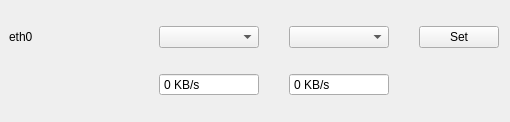
First picture: the form in stacer/Pages/Dashboard/network_interface.ui, repository twardakm/Stacer, before the edit.
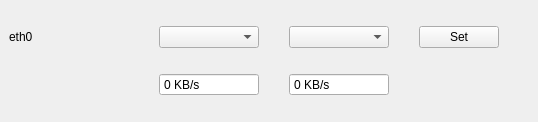
Second picture: the form after the edit.

What changed in the file:
```diff
--- a/stacer/Pages/Dashboard/network_interface.ui
+++ b/stacer/Pages/Dashboard/network_interface.ui
@@ -6,7 +6,7 @@
    <rect>
     <x>0</x>
     <y>0</y>
-    <width>502</width>
+    <width>538</width>
     <height>122</height>
    </rect>
   </property>
```
Left out of the diff: 6 changed lines with no effect on the pictures.
